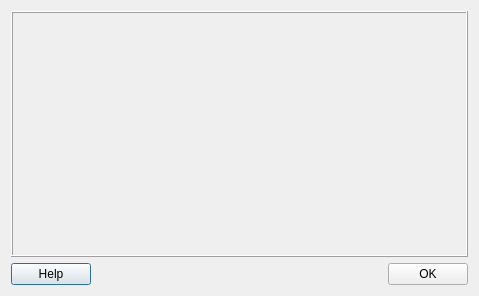
Before: the Qt Designer form src/terralib/mnt/qt/ui/ProfileResultDialogForm.ui in claudiobogossian/terralib5, drawn with Qt 5.
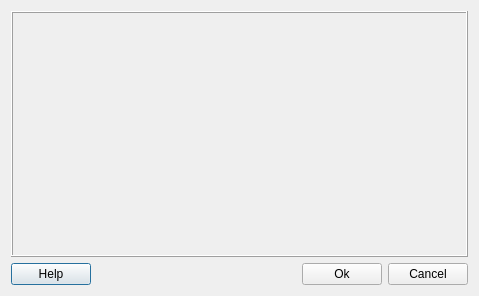
After: the same form once the commit is applied. Custom widgets are drawn as their Qt base class.

Commit message: Profile - trajectory edition

```diff
--- a/src/terralib/mnt/qt/ui/ProfileResultDialogForm.ui
+++ b/src/terralib/mnt/qt/ui/ProfileResultDialogForm.ui
@@ -49,7 +49,14 @@
      <item>
       <widget class="QPushButton" name="m_OKPushButton">
        <property name="text">
-        <string>OK</string>
+        <string>Ok</string>
+       </property>
+      </widget>
+     </item>
+     <item>
+      <widget class="QPushButton" name="m_cancelPushButton">
+       <property name="text">
+        <string>Cancel</string>
        </property>
       </widget>
      </item>
```
Left out of the diff: 25 changed lines with no effect on the pictures. The commit also changes 11 other files.
